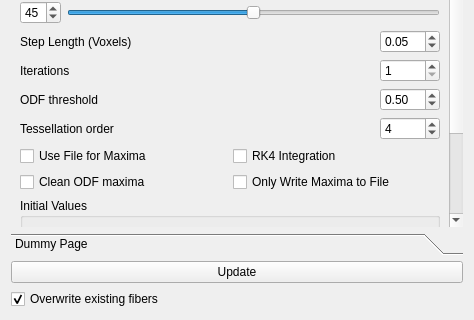
Qt form branches/myusufoglu/plugins/stable/HARDIFiberTracking/HARDIFiberTracking.ui (BackupTheBerlios/viste-tool-svn) before a commit; both pictures show x 0 to 474 and y 553 to 873 of the 474 by 873 pixel window.
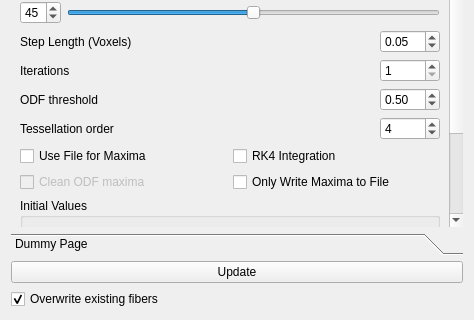
The same form after that commit.

Diff of the .ui file:
```diff
--- a/branches/myusufoglu/plugins/stable/HARDIFiberTracking/HARDIFiberTracking.ui
+++ b/branches/myusufoglu/plugins/stable/HARDIFiberTracking/HARDIFiberTracking.ui
@@ -136,7 +136,7 @@
       <property name="geometry">
        <rect>
         <x>0</x>
-        <y>-71</y>
+        <y>0</y>
         <width>439</width>
         <height>493</height>
        </rect>
@@ -476,6 +476,9 @@
         <layout class="QHBoxLayout" name="horizontalLayout_8">
          <item>
           <widget class="QCheckBox" name="cleanBox">
+           <property name="enabled">
+            <bool>false</bool>
+           </property>
            <property name="text">
             <string>Clean ODF maxima</string>
            </property>
```
Left out of the diff: 67 changed lines with no effect on the pictures.
